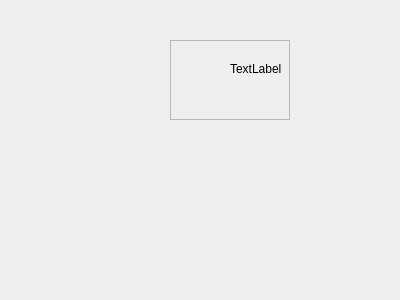
This is about.ui in milohr/babe-qt as Qt 5 draws it before an edit. The edited form follows.
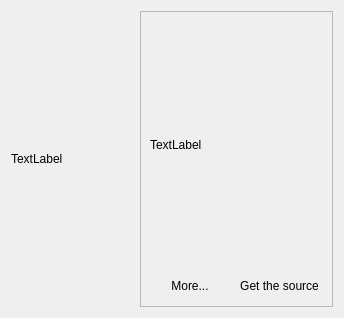
This is the edited form. Icons and pictures are not drawn.

Diff of the .ui file:
```diff
--- a/about.ui
+++ b/about.ui
@@ -6,42 +6,98 @@
    <rect>
     <x>0</x>
     <y>0</y>
-    <width>400</width>
-    <height>300</height>
+    <width>344</width>
+    <height>318</height>
    </rect>
   </property>
+  <property name="sizePolicy">
+   <sizepolicy hsizetype="Fixed" vsizetype="Fixed">
+    <horstretch>0</horstretch>
+    <verstretch>0</verstretch>
+   </sizepolicy>
+  </property>
+  <property name="maximumSize">
+   <size>
+    <width>344</width>
+    <height>318</height>
+   </size>
+  </property>
   <property name="windowTitle">
    <string>Dialog</string>
   </property>
+  <property name="modal">
+   <bool>true</bool>
+  </property>
+  <layout class="QHBoxLayout" name="horizontalLayout_2">
+   <item>
+    <widget class="QLabel" name="icon">
+     <property name="minimumSize">
+      <size>
+       <width>100</width>
+       <height>100</height>
+      </size>
+     </property>
+     <property name="text">
+      <string>TextLabel</string>
+     </property>
+    </widget>
+   </item>
+   <item>
   <widget class="QFrame" name="frame">
-   <property name="geometry">
-    <rect>
-     <x>170</x>
-     <y>40</y>
-     <width>120</width>
-     <height>80</height>
-    </rect>
-   </property>
    <property name="frameShape">
     <enum>QFrame::StyledPanel</enum>
    </property>
    <property name="frameShadow">
     <enum>QFrame::Raised</enum>
    </property>
-   <widget class="QLabel" name="label">
-    <property name="geometry">
-     <rect>
-      <x>60</x>
-      <y>20</y>
-      <width>54</width>
-      <height>17</height>
-     </rect>
+     <layout class="QVBoxLayout" name="verticalLayout">
+      <item>
+       <widget class="QLabel" name="about">
+        <property name="maximumSize">
+         <size>
+          <width>250</width>
+          <height>16777215</height>
+         </size>
     </property>
     <property name="text">
      <string>TextLabel</string>
     </property>
    </widget>
-  </widget>
+      </item>
+      <item>
+       <layout class="QHBoxLayout" name="horizontalLayout">
+        <item>
+         <widget class="QPushButton" name="moreBtn">
+          <property name="text">
+           <string>More...</string>
+          </property>
+          <property name="icon">
+           <iconset theme="internet-services"/>
+          </property>
+          <property name="flat">
+           <bool>true</bool>
+          </property>
+         </widget>
+        </item>
+        <item>
+         <widget class="QPushButton" name="codeBtn">
+          <property name="text">
+           <string>Get the source</string>
+          </property>
+          <property name="icon">
+           <iconset theme="code-context"/>
+          </property>
+          <property name="flat">
+           <bool>true</bool>
+          </property>
+         </widget>
+        </item>
+       </layout>
+      </item>
+     </layout>
+    </widget>
+   </item>
+  </layout>
  </widget>
  <resources/>
  <connections/>
```
Left out of the diff: 2 changed lines with no effect on the pictures. Lines whose indentation alone changed are shown as unchanged.
